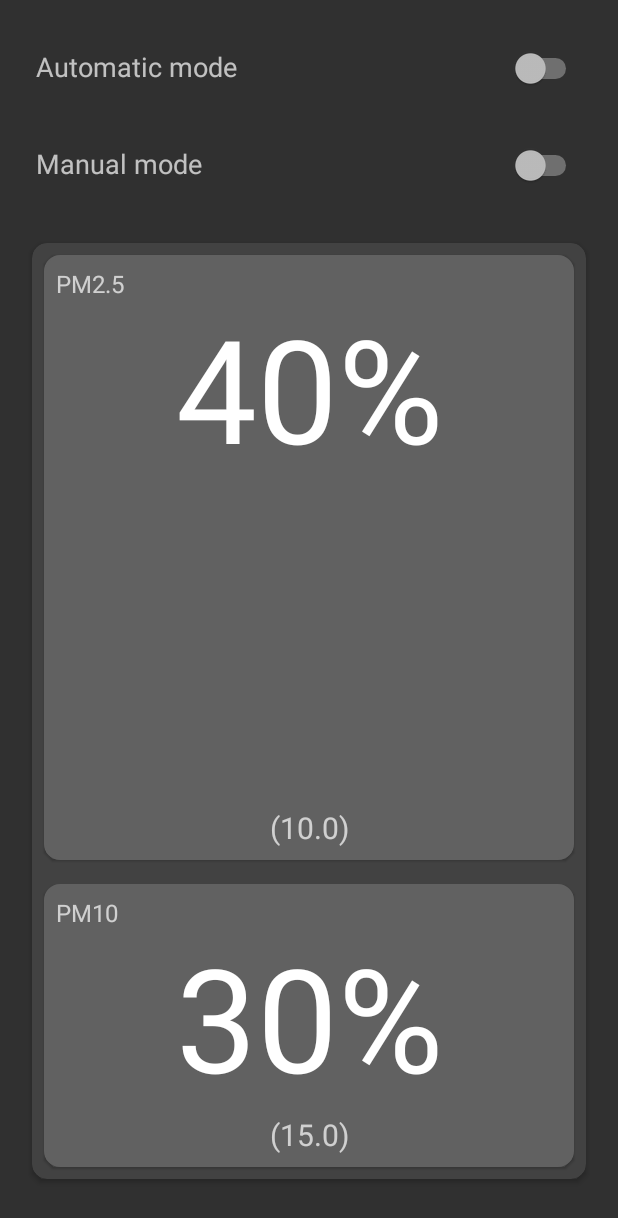
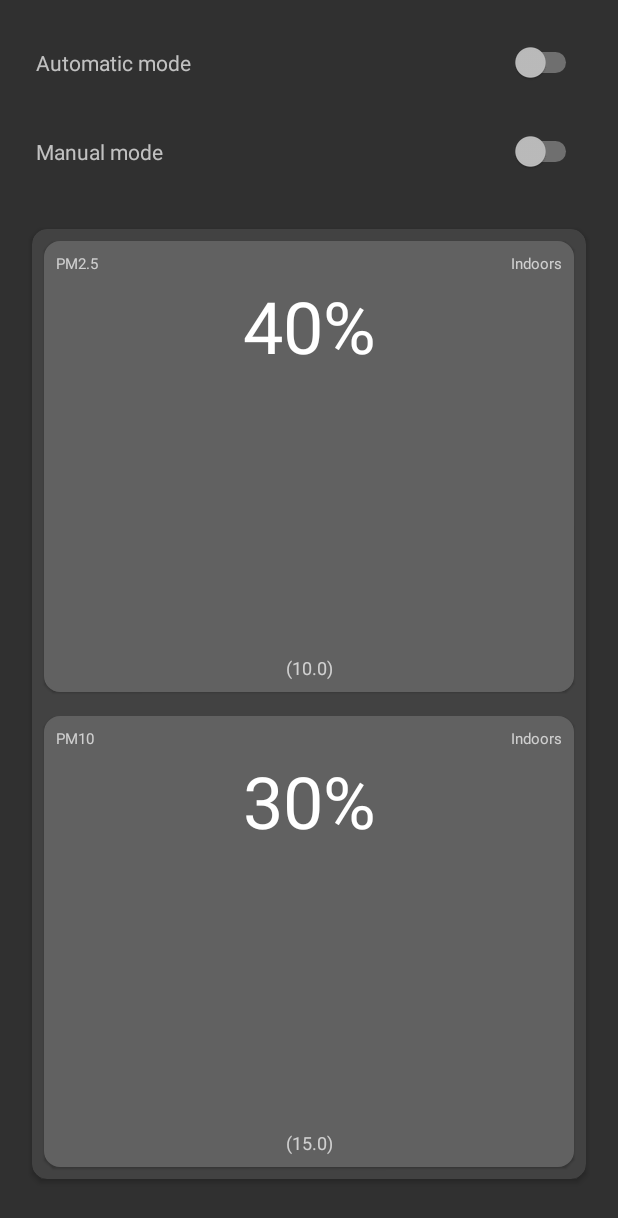
Before and after one commit to krzdabrowski/android-air-purrr, an Android app: the layout activity_main.xml on its own in the app's theme, with its tools: preview values and no code run, on a phone screen of 412 x 824 dp. Shown: the top 1218 px of the screen. Run offline under Robolectric (Android 15) with nearby library versions, the phone set to English and light mode, and no system bars.

Commit message:
Fix MainActivity layout and add different pixel density dimens

```diff
--- a/AirPurrr/app/src/main/res/layout/activity_main.xml
+++ b/AirPurrr/app/src/main/res/layout/activity_main.xml
@@ -15,11 +15,6 @@
         android:layout_height="match_parent"
         tools:context="com.example.trubul.airpurrr.MainActivity">
 
-        <ListView
-            android:id="@android:id/list"
-            android:layout_width="match_parent"
-            android:layout_height="match_parent"/>
-
         <TextView
             android:id="@+id/auto_mode"
             android:layout_width="wrap_content"
@@ -29,6 +24,7 @@
             android:layout_marginTop="32dp"
             android:text="@string/UI_auto_mode"
             android:textAppearance="?android:attr/textAppearanceMedium"
+            android:textSize="@dimen/text_size_switch"
             app:layout_constraintStart_toStartOf="parent"
             app:layout_constraintTop_toTopOf="parent" />
 
@@ -51,6 +47,7 @@
             android:layout_marginTop="40dp"
             android:text="@string/UI_manual_mode"
             android:textAppearance="?android:attr/textAppearanceMedium"
+            android:textSize="@dimen/text_size_switch"
             app:layout_constraintStart_toStartOf="@+id/auto_mode"
             app:layout_constraintTop_toBottomOf="@+id/auto_mode" />
 
@@ -78,9 +75,15 @@
             app:layout_constraintStart_toStartOf="parent"
             app:layout_constraintTop_toBottomOf="@+id/switch_manual">
 
+            <LinearLayout
+                android:layout_width="match_parent"
+                android:layout_height="match_parent"
+                android:orientation="vertical">
+
                 <android.support.constraint.ConstraintLayout
                     android:layout_width="match_parent"
-                android:layout_height="match_parent">
+                    android:layout_height="0dp"
+                    android:layout_weight="1">
 
                     <TextView
                         android:id="@+id/PM25"
@@ -90,7 +93,7 @@
                         android:layout_marginTop="8dp"
                         android:elevation="2dp"
                         android:text="@string/UI_pm25"
-                    android:textSize="16sp"
+                        android:textSize="@dimen/text_size_pm_mode"
                         app:layout_constraintStart_toStartOf="@+id/PM25_data"
                         app:layout_constraintTop_toTopOf="@+id/PM25_data" />
 
@@ -100,7 +103,8 @@
                         android:layout_height="wrap_content"
                         android:layout_marginEnd="8dp"
                         android:elevation="2dp"
-                    android:textSize="16sp"
+                        android:text="@string/UI_indoors"
+                        android:textSize="@dimen/text_size_pm_mode"
                         app:layout_constraintBaseline_toBaselineOf="@+id/PM25"
                         app:layout_constraintEnd_toEndOf="@+id/PM25_data" />
 
@@ -113,12 +117,12 @@
                         android:layout_marginStart="8dp"
                         android:layout_marginTop="8dp"
                         android:background="@drawable/default_color"
+                        android:elevation="1dp"
                         android:foreground="?android:attr/selectableItemBackground"
-                    android:elevation="1dp"
                         android:textAlignment="center"
                         android:textAppearance="?android:attr/textAppearanceLarge"
-                    android:textSize="96sp"
-                    app:layout_constraintBottom_toTopOf="@+id/guideline_mid_card"
+                        android:textSize="@dimen/text_size_pm_data"
+                        app:layout_constraintBottom_toBottomOf="parent"
                         app:layout_constraintEnd_toEndOf="parent"
                         app:layout_constraintStart_toStartOf="parent"
                         app:layout_constraintTop_toTopOf="parent"
@@ -131,11 +135,19 @@
                         android:layout_marginBottom="8dp"
                         android:elevation="2dp"
                         android:textAlignment="center"
-                    android:textSize="20sp"
+                        android:textSize="@dimen/text_size_pm_data_ugm3"
                         app:layout_constraintBottom_toBottomOf="@+id/PM25_data"
                         app:layout_constraintEnd_toEndOf="@+id/PM25_data"
                         app:layout_constraintStart_toStartOf="@+id/PM25_data"
                         tools:text="(10.0)" />
+
+
+                </android.support.constraint.ConstraintLayout>
+
+                <android.support.constraint.ConstraintLayout
+                    android:layout_width="match_parent"
+                    android:layout_height="0dp"
+                    android:layout_weight="1">
 
                     <TextView
                         android:id="@+id/PM10"
@@ -145,9 +157,20 @@
                         android:layout_marginTop="8dp"
                         android:elevation="2dp"
                         android:text="@string/UI_pm10"
-                    android:textSize="16sp"
+                        android:textSize="@dimen/text_size_pm_mode"
                         app:layout_constraintStart_toStartOf="@+id/PM10_data"
                         app:layout_constraintTop_toTopOf="@+id/PM10_data" />
+
+                    <TextView
+                        android:id="@+id/PM10_mode"
+                        android:layout_width="wrap_content"
+                        android:layout_height="wrap_content"
+                        android:layout_marginEnd="8dp"
+                        android:elevation="2dp"
+                        android:text="@string/UI_indoors"
+                        android:textSize="@dimen/text_size_pm_mode"
+                        app:layout_constraintBaseline_toBaselineOf="@+id/PM10"
+                        app:layout_constraintEnd_toEndOf="@+id/PM10_data" />
 
                     <TextView
                         android:id="@+id/PM10_data"
@@ -158,27 +181,16 @@
                         android:layout_marginStart="8dp"
                         android:layout_marginTop="8dp"
                         android:background="@drawable/default_color"
+                        android:elevation="1dp"
                         android:foreground="?android:attr/selectableItemBackground"
-                    android:elevation="1dp"
                         android:textAlignment="center"
                         android:textAppearance="?android:attr/textAppearanceLarge"
-                    android:textSize="96sp"
+                        android:textSize="@dimen/text_size_pm_data"
                         app:layout_constraintBottom_toBottomOf="parent"
                         app:layout_constraintEnd_toEndOf="parent"
                         app:layout_constraintStart_toStartOf="parent"
-                    app:layout_constraintTop_toTopOf="@+id/guideline_mid_card"
+                        app:layout_constraintTop_toTopOf="parent"
                         tools:text="30%" />
-
-
-                <TextView
-                    android:id="@+id/PM10_mode"
-                    android:layout_width="wrap_content"
-                    android:layout_height="wrap_content"
-                    android:layout_marginEnd="8dp"
-                    android:elevation="2dp"
-                    android:textSize="16sp"
-                    app:layout_constraintBaseline_toBaselineOf="@+id/PM10"
-                    app:layout_constraintEnd_toEndOf="@+id/PM10_data" />
 
                     <TextView
                         android:id="@+id/PM10_data_ugm3"
@@ -187,36 +199,18 @@
                         android:layout_marginBottom="8dp"
                         android:elevation="2dp"
                         android:textAlignment="center"
-                    android:textSize="20sp"
+                        android:textSize="@dimen/text_size_pm_data_ugm3"
                         app:layout_constraintBottom_toBottomOf="@+id/PM10_data"
                         app:layout_constraintEnd_toEndOf="@+id/PM10_data"
                         app:layout_constraintStart_toStartOf="@+id/PM10_data"
                         tools:text="(15.0)" />
 
-                <android.support.constraint.Guideline
-                    android:id="@+id/guideline_mid_card"
-                    android:layout_width="wrap_content"
-                    android:layout_height="wrap_content"
-                    android:orientation="horizontal"
-                    app:layout_constraintGuide_end="205dp" />
                 </android.support.constraint.ConstraintLayout>
+
+            </LinearLayout>
 
 
         </android.support.v7.widget.CardView>
-
-        <android.support.constraint.Guideline
-            android:id="@+id/guideline_top_card"
-            android:layout_width="wrap_content"
-            android:layout_height="wrap_content"
-            android:orientation="horizontal"
-            app:layout_constraintGuide_begin="171dp" />
-
-        <android.support.constraint.Guideline
-            android:id="@+id/guideline_bottom_card"
-            android:layout_width="wrap_content"
-            android:layout_height="wrap_content"
-            android:orientation="horizontal"
-            app:layout_constraintGuide_begin="627dp" />
 
 
     </android.support.constraint.ConstraintLayout>
--- /dev/null
+++ b/AirPurrr/app/src/main/res/values-420dpi/dimens.xml
@@ -0,0 +1,7 @@
+<?xml version="1.0" encoding="utf-8"?>
+<resources>
+    <dimen name="text_size_switch">18sp</dimen>
+    <dimen name="text_size_pm_data">96sp</dimen>
+    <dimen name="text_size_pm_data_ugm3">20sp</dimen>
+    <dimen name="text_size_pm_mode">16sp</dimen>
+</resources>
--- /dev/null
+++ b/AirPurrr/app/src/main/res/values-560dpi/dimens.xml
@@ -0,0 +1,7 @@
+<?xml version="1.0" encoding="utf-8"?>
+<resources>
+    <dimen name="text_size_switch">18sp</dimen>
+    <dimen name="text_size_pm_data">96sp</dimen>
+    <dimen name="text_size_pm_data_ugm3">20sp</dimen>
+    <dimen name="text_size_pm_mode">16sp</dimen>
+</resources>
--- /dev/null
+++ b/AirPurrr/app/src/main/res/values-hdpi/dimens.xml
@@ -0,0 +1,7 @@
+<?xml version="1.0" encoding="utf-8"?>
+<resources>
+    <dimen name="text_size_switch">14sp</dimen>
+    <dimen name="text_size_pm_data">48sp</dimen>
+    <dimen name="text_size_pm_data_ugm3">12sp</dimen>
+    <dimen name="text_size_pm_mode">10sp</dimen>
+</resources>
--- /dev/null
+++ b/AirPurrr/app/src/main/res/values-mdpi/dimens.xml
@@ -0,0 +1,7 @@
+<?xml version="1.0" encoding="utf-8"?>
+<resources>
+    <dimen name="text_size_switch">12sp</dimen>
+    <dimen name="text_size_pm_data">32sp</dimen>
+    <dimen name="text_size_pm_data_ugm3">10sp</dimen>
+    <dimen name="text_size_pm_mode">8sp</dimen>
+</resources>
--- /dev/null
+++ b/AirPurrr/app/src/main/res/values-xhdpi/dimens.xml
@@ -0,0 +1,7 @@
+<?xml version="1.0" encoding="utf-8"?>
+<resources>
+    <dimen name="text_size_switch">16sp</dimen>
+    <dimen name="text_size_pm_data">64sp</dimen>
+    <dimen name="text_size_pm_data_ugm3">16sp</dimen>
+    <dimen name="text_size_pm_mode">12sp</dimen>
+</resources>
--- /dev/null
+++ b/AirPurrr/app/src/main/res/values-xxhdpi/dimens.xml
@@ -0,0 +1,7 @@
+<?xml version="1.0" encoding="utf-8"?>
+<resources>
+    <dimen name="text_size_switch">18sp</dimen>
+    <dimen name="text_size_pm_data">64sp</dimen>
+    <dimen name="text_size_pm_data_ugm3">16sp</dimen>
+    <dimen name="text_size_pm_mode">14sp</dimen>
+</resources>
--- /dev/null
+++ b/AirPurrr/app/src/main/res/values-xxxhdpi/dimens.xml
@@ -0,0 +1,7 @@
+<?xml version="1.0" encoding="utf-8"?>
+<resources>
+    <dimen name="text_size_switch">18sp</dimen>
+    <dimen name="text_size_pm_data">96sp</dimen>
+    <dimen name="text_size_pm_data_ugm3">20sp</dimen>
+    <dimen name="text_size_pm_mode">16sp</dimen>
+</resources>
--- /dev/null
+++ b/AirPurrr/app/src/main/res/values/dimens.xml
@@ -0,0 +1,7 @@
+<?xml version="1.0" encoding="utf-8"?>
+<resources>
+    <dimen name="text_size_switch">12sp</dimen>
+    <dimen name="text_size_pm_data">32sp</dimen>
+    <dimen name="text_size_pm_data_ugm3">10sp</dimen>
+    <dimen name="text_size_pm_mode">8sp</dimen>
+</resources>
--- a/AirPurrr/app/src/main/res/values/strings.xml
+++ b/AirPurrr/app/src/main/res/values/strings.xml
@@ -16,7 +16,7 @@
     <string name="UI_data_perc" translatable="false">%.1f%%</string>
     <string name="UI_data_ugm3" translatable="false">(%.1f)</string>
     <string name="UI_indoors">Indoors</string>
-    <string name="UI_api">API from %s</string>
+    <string name="UI_api">API (%s)</string>
 
     <string name="menu_set_auto_threshold">Set threshold for auto mode</string>
     <string name="menu_enter_a_value">Enter a value in percentage (%)</string>
```
Also changed, not shown: 1 other file. Lines whose indentation alone changed are shown as unchanged.
